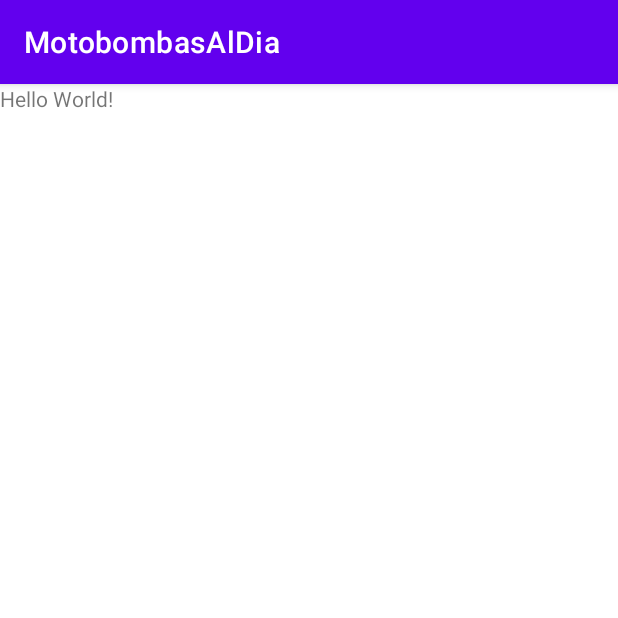
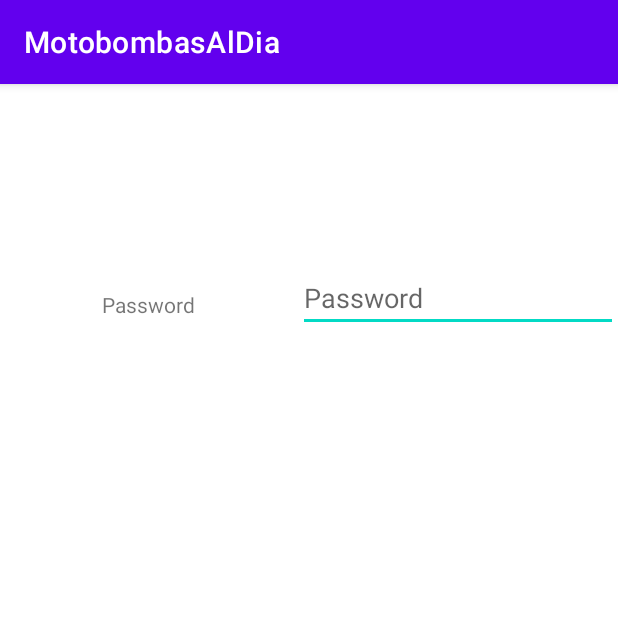
Before and after one commit to HarbbySalazar/MotobombasAlDia, an Android app: the screen it shows after launch (MainActivity), on a phone screen of 412 x 824 dp, the top half of it. Run offline under Robolectric (Android 15) with nearby library versions, the phone set to English and light mode, and no system bars.

Commit message:
primer comit

```diff
--- a/app/src/main/res/layout/activity_main.xml
+++ b/app/src/main/res/layout/activity_main.xml
@@ -1,5 +1,5 @@
 <?xml version="1.0" encoding="utf-8"?>
-<LinearLayout xmlns:android="http://schemas.android.com/apk/res/android"
+<androidx.constraintlayout.widget.ConstraintLayout xmlns:android="http://schemas.android.com/apk/res/android"
     xmlns:app="http://schemas.android.com/apk/res-auto"
     xmlns:tools="http://schemas.android.com/tools"
     android:layout_width="match_parent"
@@ -8,8 +8,29 @@
     tools:context=".MainActivity">
 
     <TextView
+        android:id="@+id/textView"
         android:layout_width="wrap_content"
         android:layout_height="wrap_content"
-        android:text="Hello World!" />
+        android:layout_marginStart="68dp"
+        android:layout_marginTop="32dp"
+        android:text="Password"
+        app:layout_constraintBottom_toBottomOf="parent"
+        app:layout_constraintStart_toStartOf="parent"
+        app:layout_constraintTop_toTopOf="parent"
+        app:layout_constraintVertical_bias="0.147" />
 
-</LinearLayout>
+    <EditText
+        android:id="@+id/editTextTextPassword"
+        android:layout_width="wrap_content"
+        android:layout_height="wrap_content"
+        android:layout_marginStart="80dp"
+        android:layout_marginTop="120dp"
+        android:ems="10"
+        android:hint="@string/txtPassword"
+        android:inputType="textPassword"
+        app:layout_constraintEnd_toEndOf="parent"
+        app:layout_constraintHorizontal_bias="1.0"
+        app:layout_constraintStart_toEndOf="@+id/textView"
+        app:layout_constraintTop_toTopOf="parent" />
+
+</androidx.constraintlayout.widget.ConstraintLayout>
--- a/app/src/main/res/values/strings.xml
+++ b/app/src/main/res/values/strings.xml
@@ -1,3 +1,4 @@
 <resources>
     <string name="app_name">MotobombasAlDia</string>
+    <string name="txtPassword">Password</string>
 </resources>
```
